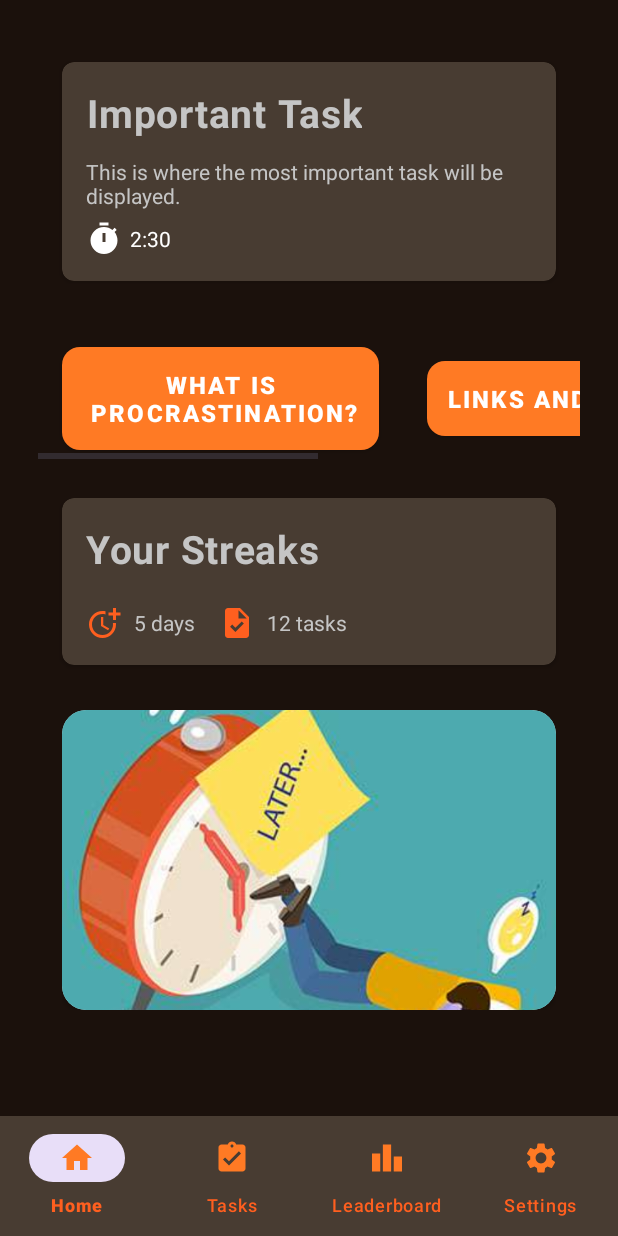
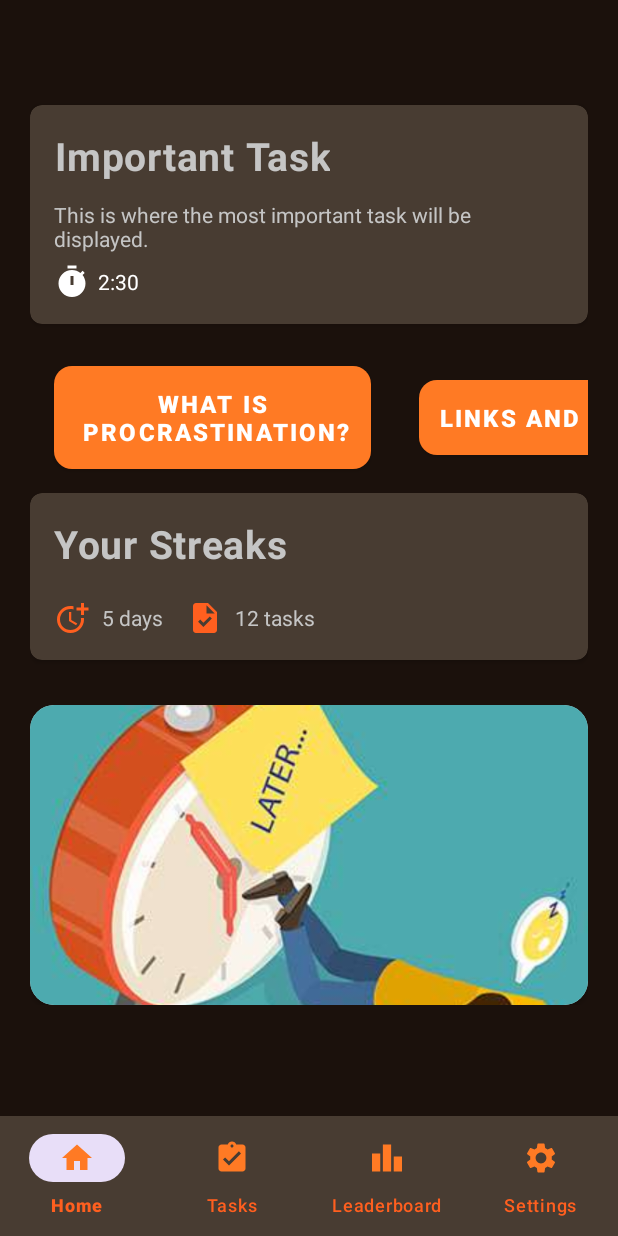
Before and after one commit to D-Dan16/Stop-Delaying, an Android app: the HomeFragment screen opened directly, with no data from a screen before it, on a phone screen of 412 x 824 dp. Run offline under Robolectric (Android 15) with nearby library versions, the phone set to English and light mode, and no system bars.

```diff
--- a/app/src/main/res/layout/activity_login.xml
+++ b/app/src/main/res/layout/activity_login.xml
@@ -16,6 +16,10 @@
         app:layout_constraintEnd_toEndOf="parent"
         app:layout_constraintStart_toStartOf="parent"
         app:layout_constraintTop_toTopOf="parent">
+
+        <Space
+                android:layout_width="match_parent"
+                android:layout_height="40dp" />
 
         <TextView
             style="@style/HeaderText"
--- a/app/src/main/res/layout/activity_opening_screen.xml
+++ b/app/src/main/res/layout/activity_opening_screen.xml
@@ -16,6 +16,10 @@
         app:layout_constraintEnd_toEndOf="parent"
         app:layout_constraintStart_toStartOf="parent"
         app:layout_constraintTop_toTopOf="parent">
+
+        <Space
+                android:layout_width="match_parent"
+                android:layout_height="40dp" />
 
         <TextView
             style="@style/HeaderText"
--- a/app/src/main/res/layout/fragment_home.xml
+++ b/app/src/main/res/layout/fragment_home.xml
@@ -15,13 +15,18 @@
                 style="@style/BgLinearLayout"
                 android:layout_width="match_parent"
                 android:layout_height="wrap_content"
-                android:orientation="vertical">
+                android:orientation="vertical"
+                android:padding="20dp">
+
+            <Space
+                    android:layout_width="match_parent"
+                    android:layout_height="50dp" />
 
             <androidx.cardview.widget.CardView
                     android:id="@+id/cvImportantTask"
                     android:layout_width="match_parent"
                     android:layout_height="wrap_content"
-                    android:layout_margin="16dp"
+                    android:layout_margin="0dp"
                     app:cardBackgroundColor="@color/bg_card"
                     app:cardCornerRadius="8dp">
 
@@ -82,7 +87,11 @@
                     android:paddingBottom="10dp"
                     android:visibility="visible"
                     android:scrollbarAlwaysDrawHorizontalTrack="false"
-                    android:scrollbarFadeDuration="0">
+                    android:scrollbarFadeDuration="0"
+                    android:layout_margin="0dp"
+                    android:scrollbarAlwaysDrawVerticalTrack="false"
+                    android:fadeScrollbars="false"
+                    android:scrollbars="none">
 
                 <LinearLayout
                         android:layout_width="wrap_content"
@@ -128,7 +137,8 @@
                     android:layout_marginEnd="16dp"
                     android:layout_marginTop="16dp"
                     app:cardBackgroundColor="@color/bg_card"
-                    app:cardCornerRadius="8dp">
+                    app:cardCornerRadius="8dp"
+                    android:layout_margin="0dp">
 
                 <LinearLayout
                         android:layout_width="match_parent"
@@ -184,12 +194,11 @@
                     android:layout_width="match_parent"
                     android:layout_height="200dp"
                     android:layout_gravity="bottom"
-                    android:layout_marginStart="16dp"
-                    android:layout_marginEnd="16dp"
                     android:autoStart="true"
                     android:flipInterval="3000"
                     android:inAnimation="@android:anim/fade_in"
-                    android:outAnimation="@android:anim/fade_out">
+                    android:outAnimation="@android:anim/fade_out"
+                    android:layout_margin="0dp">
 
                 <androidx.cardview.widget.CardView
                         android:layout_width="match_parent"
--- a/app/src/main/res/layout/fragment_leaderboard.xml
+++ b/app/src/main/res/layout/fragment_leaderboard.xml
@@ -11,7 +11,7 @@
             android:layout_width="match_parent"
             android:layout_height="wrap_content"
             android:background="@color/bg_secondary"
-            android:paddingTop="16dp">
+            android:paddingTop="40dp">
 
         <!-- Header section with navigation buttons and title -->
 
--- a/app/src/main/res/layout/fragment_settings.xml
+++ b/app/src/main/res/layout/fragment_settings.xml
@@ -1,6 +1,7 @@
 <?xml version="1.0" encoding="utf-8"?>
 <LinearLayout xmlns:android="http://schemas.android.com/apk/res/android"
         xmlns:app="http://schemas.android.com/apk/res-auto"
+        android:layoutDirection="ltr"
         android:id="@+id/settings"
         android:layout_width="match_parent"
         android:layout_height="match_parent"
@@ -11,7 +12,7 @@
 
     <Space
             android:layout_width="match_parent"
-            android:layout_height="30dp" />
+            android:layout_height="50dp" />
 
     <LinearLayout
         android:layout_width="match_parent"
--- a/app/src/main/res/layout/fragment_tasks.xml
+++ b/app/src/main/res/layout/fragment_tasks.xml
@@ -11,7 +11,7 @@
             android:layout_width="match_parent"
             android:layout_height="wrap_content"
             android:background="@color/bg_secondary"
-            android:paddingTop="16dp">
+            android:paddingTop="40dp">
 
         <com.google.android.material.tabs.TabLayout
                 android:id="@+id/tab_layout"
```
Also changed, not shown: app/src/main/res/layout/fragment_links.xml (+24 -20 lines), app/src/main/res/layout/fragment_procrastination.xml (+4 -3 lines), app/src/main/res/layout/fragment_tips.xml (+4 -3 lines). Lines whose indentation alone changed are shown as unchanged.
